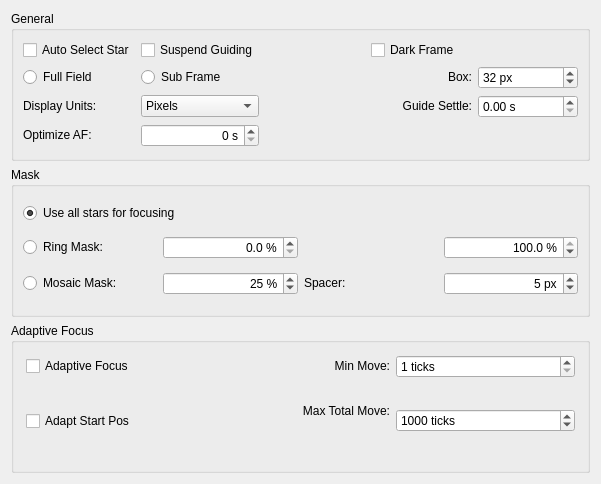
The window that kstars/ekos/focus/opsfocussettings.ui (KDE/kstars) describes before a commit, drawn with Qt 5.
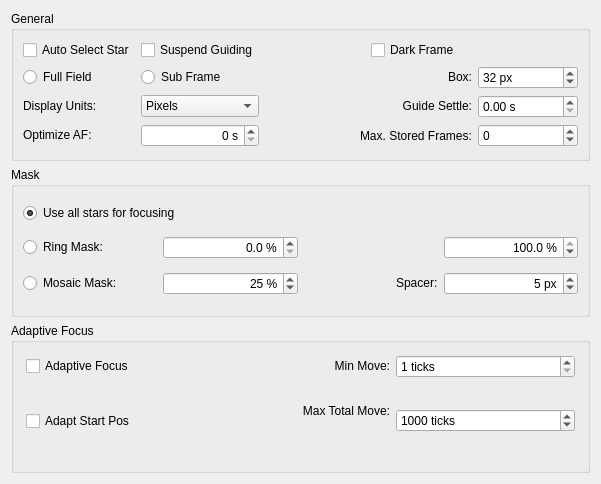
The same window after the commit.

Commit message: Draft: Focus history navigation

The edit to the form file:
```diff
--- a/kstars/ekos/focus/opsfocussettings.ui
+++ b/kstars/ekos/focus/opsfocussettings.ui
@@ -271,6 +271,26 @@
         </property>
        </widget>
       </item>
+      <item row="3" column="4">
+       <widget class="QSpinBox" name="maxFocusFrameFiles">
+        <property name="toolTip">
+         <string>Upper limit how many focus frames should be kept on disk. Set to -1 to allow arbitrary many files.</string>
+        </property>
+        <property name="minimum">
+         <number>-1</number>
+        </property>
+        <property name="maximum">
+         <number>9999</number>
+        </property>
+       </widget>
+      </item>
+      <item row="3" column="2" colspan="2" alignment="Qt::AlignRight">
+       <widget class="QLabel" name="label_2">
+        <property name="text">
+         <string>Max. Stored Frames:</string>
+        </property>
+       </widget>
+      </item>
      </layout>
     </widget>
    </item>
@@ -402,7 +422,7 @@
         </property>
        </widget>
       </item>
-      <item row="2" column="2">
+      <item row="2" column="2" alignment="Qt::AlignRight">
        <widget class="QLabel" name="focusSpacerLabel">
         <property name="sizePolicy">
          <sizepolicy hsizetype="Preferred" vsizetype="Fixed">
```
The commit also changes 21 other files.
